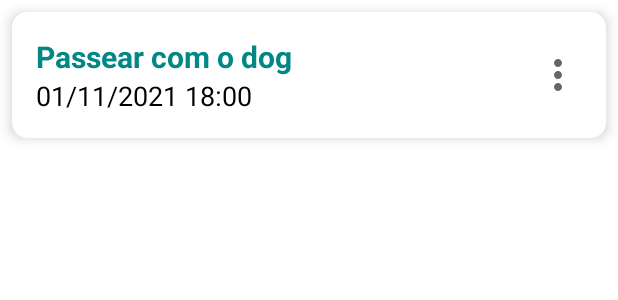
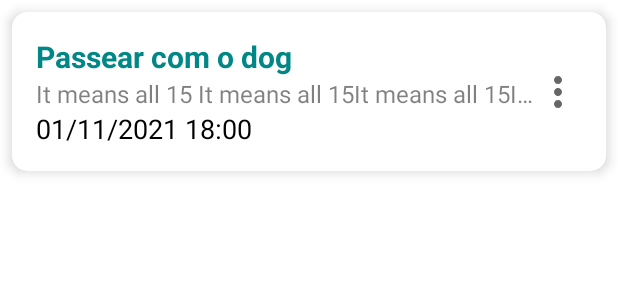
Before and after one commit to EduardoMaxwell/ToDoList, an Android app: the layout item_task.xml on its own in the app's theme, with its tools: preview values and no code run, on a phone screen of 412 x 824 dp. Shown: the top 300 px of the screen. Run offline under Robolectric (Android 15) with nearby library versions, the phone set to English and light mode, and no system bars.

```diff
--- a/app/src/main/res/layout/item_task.xml
+++ b/app/src/main/res/layout/item_task.xml
@@ -5,25 +5,40 @@
     android:layout_width="match_parent"
     android:layout_height="wrap_content"
     android:layout_margin="8dp"
-    app:cardElevation="5dp"
-    app:cardCornerRadius="10dp">
+    app:cardCornerRadius="10dp"
+    app:cardElevation="5dp">
 
 
     <androidx.constraintlayout.widget.ConstraintLayout
         android:layout_width="match_parent"
-        android:padding="16dp"
-        android:layout_height="wrap_content">
+        android:layout_height="wrap_content"
+        android:padding="16dp">
 
         <TextView
             android:id="@+id/tvTitle"
-            android:layout_width="wrap_content"
+            android:layout_width="0dp"
             android:layout_height="wrap_content"
             android:textColor="@color/teal_700"
             android:textSize="20sp"
             android:textStyle="bold"
+            app:layout_constraintEnd_toStartOf="@id/ivMore"
+            app:layout_constraintHorizontal_weight="1"
             app:layout_constraintStart_toStartOf="parent"
             app:layout_constraintTop_toTopOf="parent"
             tools:text="Passear com o dog" />
+
+        <TextView
+            android:id="@+id/tvDescription"
+            android:layout_width="0dp"
+            android:layout_height="wrap_content"
+            android:alpha="0.5"
+            android:singleLine="true"
+            android:textColor="@android:color/black"
+            android:textSize="16sp"
+            app:layout_constraintEnd_toStartOf="@id/ivMore"
+            app:layout_constraintStart_toStartOf="@+id/tvTitle"
+            app:layout_constraintTop_toBottomOf="@id/tvTitle"
+            tools:text="It means all 15 It means all 15It means all 15It means all 15 " />
 
         <TextView
             android:id="@+id/tvDateTime"
@@ -32,7 +47,7 @@
             android:textColor="@color/black"
             android:textSize="18sp"
             app:layout_constraintStart_toStartOf="@id/tvTitle"
-            app:layout_constraintTop_toBottomOf="@id/tvTitle"
+            app:layout_constraintTop_toBottomOf="@id/tvDescription"
             tools:text="01/11/2021 18:00" />
 
         <androidx.appcompat.widget.AppCompatImageView
--- a/app/src/main/res/values/strings.xml
+++ b/app/src/main/res/values/strings.xml
@@ -3,10 +3,10 @@
     <string name="title_tasks">My tasks</string>
     <string name="description_fab">Add new task</string>
 
-    <string name="edt_title_hint">Title</string>
+    <string name="edt_title_hint">Title <font color='#FF0000'>*</font></string>
     <string name="edt_description_hint">Description</string>
-    <string name="edt_date_hint">Date</string>
-    <string name="edt_hour_hint">Hour</string>
+    <string name="edt_date_hint">Date <font color='#FF0000'>*</font></string>
+    <string name="edt_hour_hint">Hour <font color='#FF0000'>*</font></string>
 
     <string name="txt_create_task">Create task</string>
     <string name="txt_cancel">Cancel</string>
```
Also changed, not shown: app/src/main/res/raw/animation.json (added, +1 -0 lines).
